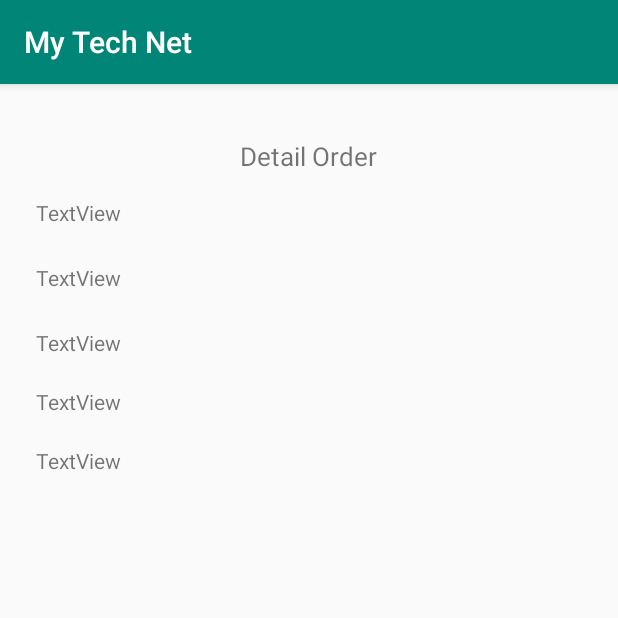
After one commit to canraar07/Go_Teknisi, an Android app: the DetailStatusOrderActiviy screen opened directly, with no data from a screen before it, on a phone screen of 412 x 824 dp, the top half of it. The commit adds this screen. Run offline under Robolectric (Android 15) with nearby library versions, the phone set to English and light mode, and no system bars; 5 statements that could not run were skipped.

Commit message:
push new Order

```diff
--- a/app/src/main/AndroidManifest.xml
+++ b/app/src/main/AndroidManifest.xml
@@ -19,7 +19,8 @@
         android:supportsRtl="true"
         android:theme="@style/AppTheme"
         android:usesCleartextTraffic="true">
-        <activity android:name=".OrderActivity"></activity>
+        <activity android:name=".DetailStatusOrderActiviy"></activity>
+        <activity android:name=".OrderActivity" />
         <activity android:name=".ConfirmasiKerusakan" />
         <activity android:name=".JenisKerusakanActivity" />
         <activity android:name=".DashboardListTeknisiActivity" />
--- /dev/null
+++ b/app/src/main/java/com/goteknisi/DetailStatusOrderActiviy.kt
@@ -0,0 +1,20 @@
+package com.goteknisi
+
+import androidx.appcompat.app.AppCompatActivity
+import android.os.Bundle
+import com.goteknisi.utils.DataDetailStatusOrder
+import kotlinx.android.synthetic.main.activity_detail_status_order_activiy.*
+
+class DetailStatusOrderActiviy : AppCompatActivity() {
+
+    override fun onCreate(savedInstanceState: Bundle?) {
+        super.onCreate(savedInstanceState)
+        setContentView(R.layout.activity_detail_status_order_activiy)
+        val detailOrderSt = intent.getParcelableArrayListExtra<DataDetailStatusOrder>("datastorder")
+        textNamaCus.text=detailOrderSt[0].namatek
+        textAlamat.text=detailOrderSt[0].alamatcus
+        textKerusakan.text=detailOrderSt[0].jeniskerusakan
+        textNotlp.text=detailOrderSt[0].nocus
+        textTgl.text=detailOrderSt[0].tglperbaikan
+    }
+}
--- /dev/null
+++ b/app/src/main/res/layout/activity_detail_status_order_activiy.xml
@@ -0,0 +1,69 @@
+<?xml version="1.0" encoding="utf-8"?>
+<androidx.constraintlayout.widget.ConstraintLayout xmlns:android="http://schemas.android.com/apk/res/android"
+    xmlns:app="http://schemas.android.com/apk/res-auto"
+    xmlns:tools="http://schemas.android.com/tools"
+    android:layout_width="match_parent"
+    android:layout_height="match_parent"
+    tools:context=".DetailStatusOrderActiviy">
+    <TextView
+        android:id="@+id/textDetailOrder"
+        android:layout_width="wrap_content"
+        android:layout_height="wrap_content"
+        android:layout_marginTop="36dp"
+        android:textSize="17sp"
+        android:text="Detail Order"
+        app:layout_constraintEnd_toEndOf="parent"
+        app:layout_constraintHorizontal_bias="0.498"
+        app:layout_constraintStart_toStartOf="parent"
+        app:layout_constraintTop_toTopOf="parent" />
+
+    <TextView
+        android:id="@+id/textNamaCus"
+        android:layout_width="wrap_content"
+        android:layout_height="wrap_content"
+        android:layout_marginStart="24dp"
+        android:layout_marginTop="16dp"
+        android:text="TextView"
+        app:layout_constraintStart_toStartOf="parent"
+        app:layout_constraintTop_toBottomOf="@+id/textDetailOrder" />
+
+    <TextView
+        android:id="@+id/textAlamat"
+        android:layout_width="wrap_content"
+        android:layout_height="wrap_content"
+        android:layout_marginStart="24dp"
+        android:layout_marginTop="24dp"
+        android:text="TextView"
+        app:layout_constraintStart_toStartOf="parent"
+        app:layout_constraintTop_toBottomOf="@+id/textNamaCus" />
+
+    <TextView
+        android:id="@+id/textNotlp"
+        android:layout_width="wrap_content"
+        android:layout_height="wrap_content"
+        android:layout_marginStart="24dp"
+        android:layout_marginTop="24dp"
+        android:text="TextView"
+        app:layout_constraintStart_toStartOf="parent"
+        app:layout_constraintTop_toBottomOf="@+id/textAlamat" />
+
+    <TextView
+        android:id="@+id/textTgl"
+        android:layout_width="wrap_content"
+        android:layout_height="wrap_content"
+        android:layout_marginStart="24dp"
+        android:layout_marginTop="20dp"
+        android:text="TextView"
+        app:layout_constraintStart_toStartOf="parent"
+        app:layout_constraintTop_toBottomOf="@+id/textNotlp" />
+
+    <TextView
+        android:id="@+id/textKerusakan"
+        android:layout_width="wrap_content"
+        android:layout_height="wrap_content"
+        android:layout_marginStart="24dp"
+        android:layout_marginTop="20dp"
+        android:text="TextView"
+        app:layout_constraintStart_toStartOf="parent"
+        app:layout_constraintTop_toBottomOf="@+id/textTgl" />
+</androidx.constraintlayout.widget.ConstraintLayout>
--- a/app/src/main/res/menu/menunavigator.xml
+++ b/app/src/main/res/menu/menunavigator.xml
@@ -11,5 +11,5 @@
     <item
         android:id="@+id/navigation_history"
         android:icon="@drawable/ic_star_white"
-        android:title="Favorit" />
+        android:title="Order Status" />
 </menu>
```
Also changed, not shown: app/src/main/java/com/goteknisi/adapter/AdapterStatusOrder.kt (+18 -0 lines), app/src/main/java/com/goteknisi/utils/DataDetailStatusOrder.kt (added, +18 -0 lines).
